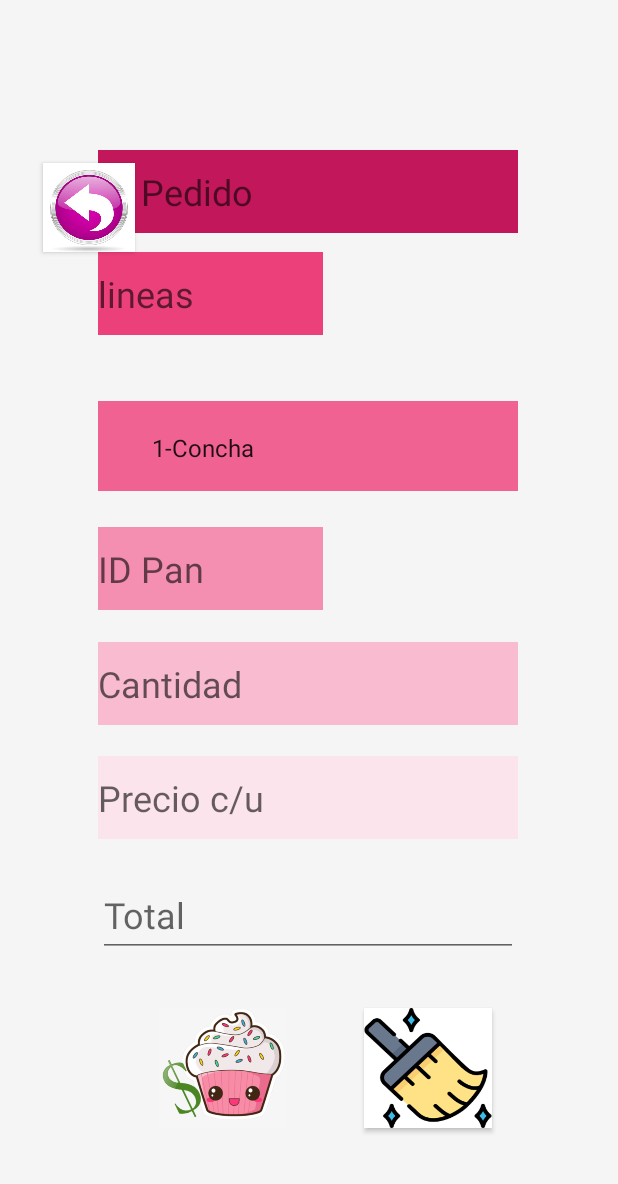
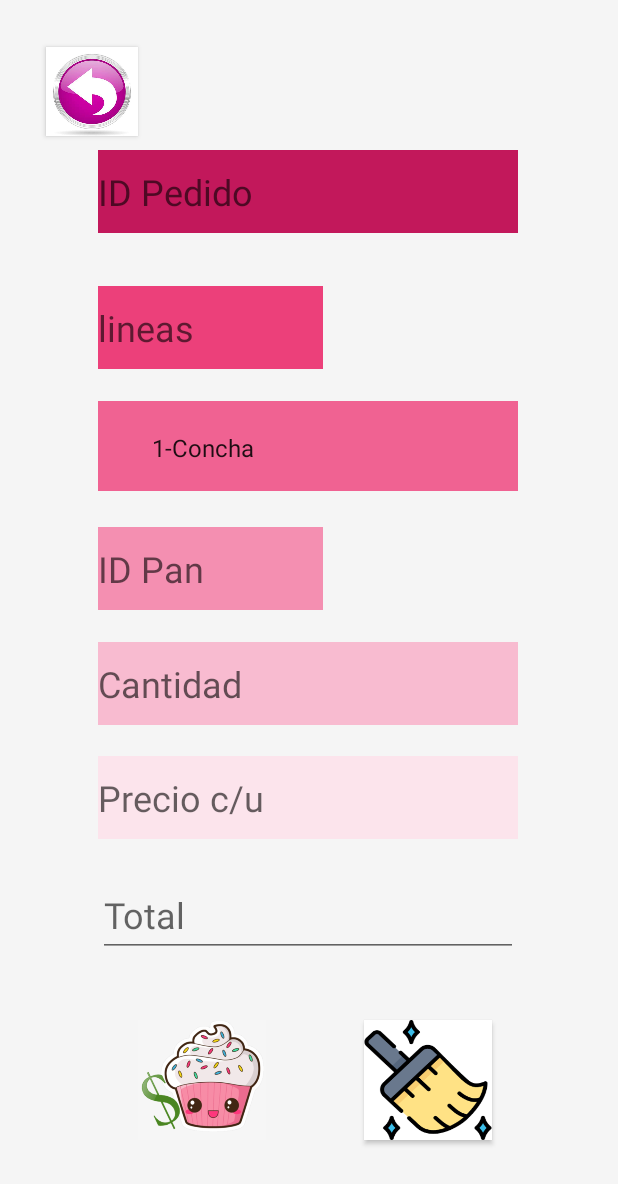
Before and after one commit to SandraGpe/BakerysRaul, an Android app: the lineasPed screen opened directly, with no data from a screen before it, on a phone screen of 412 x 824 dp. Shown: the top 1184 px of the screen. Run offline under Robolectric (Android 15) with nearby library versions, the light colour scheme and no system bars; our stand-ins replace Volley; network calls fail.

Commit message:
update 18

```diff
--- a/app/src/main/res/layout/activity_lineas_ped.xml
+++ b/app/src/main/res/layout/activity_lineas_ped.xml
@@ -28,16 +28,17 @@
         android:id="@+id/lineas"
         android:layout_width="150dp"
         android:layout_height="55dp"
-        android:layout_marginTop="168dp"
         android:background="#ec407a"
         android:ems="15"
         android:hint="lineas"
         android:inputType="textPersonName"
         android:textSize="24sp"
+        app:layout_constraintBottom_toBottomOf="parent"
         app:layout_constraintEnd_toEndOf="parent"
         app:layout_constraintHorizontal_bias="0.249"
         app:layout_constraintStart_toStartOf="parent"
-        app:layout_constraintTop_toTopOf="parent" />
+        app:layout_constraintTop_toTopOf="parent"
+        app:layout_constraintVertical_bias="0.248" />
 
     <Spinner
         android:id="@+id/spinner"
@@ -114,19 +115,21 @@
         android:id="@+id/Pedir"
         android:layout_width="85dp"
         android:layout_height="80dp"
-        android:layout_marginBottom="72dp"
+        android:layout_marginBottom="64dp"
         android:background="@drawable/s"
+        android:onClick="Agregar"
         app:layout_constraintBottom_toBottomOf="parent"
         app:layout_constraintEnd_toEndOf="parent"
-        app:layout_constraintHorizontal_bias="0.325"
+        app:layout_constraintHorizontal_bias="0.282"
         app:layout_constraintStart_toStartOf="parent" />
 
     <Button
         android:id="@+id/Borrar"
         android:layout_width="85dp"
         android:layout_height="80dp"
-        android:layout_marginBottom="72dp"
+        android:layout_marginBottom="64dp"
         android:background="@drawable/ss"
+        android:onClick="limpiar"
         app:layout_constraintBottom_toBottomOf="parent"
         app:layout_constraintEnd_toEndOf="parent"
         app:layout_constraintHorizontal_bias="0.742"
@@ -136,12 +139,13 @@
         android:id="@+id/regresar"
         android:layout_width="61dp"
         android:layout_height="59dp"
-        android:layout_marginBottom="656dp"
         android:background="@drawable/sss"
         android:onClick="regresar"
         app:layout_constraintBottom_toBottomOf="parent"
         app:layout_constraintEnd_toEndOf="parent"
-        app:layout_constraintHorizontal_bias="0.082"
-        app:layout_constraintStart_toStartOf="parent" />
+        app:layout_constraintHorizontal_bias="0.088"
+        app:layout_constraintStart_toStartOf="parent"
+        app:layout_constraintTop_toTopOf="parent"
+        app:layout_constraintVertical_bias="0.041" />
 
 </androidx.constraintlayout.widget.ConstraintLayout>
--- a/app/src/main/res/layout/activity_pedidos.xml
+++ b/app/src/main/res/layout/activity_pedidos.xml
@@ -88,7 +88,6 @@
         android:layout_alignParentStart="true"
         android:layout_alignParentBottom="true"
         android:layout_marginEnd="28dp"
-        android:layout_marginBottom="252dp"
         android:background="#11000000"
         android:ems="15"
         android:gravity="center"
@@ -97,7 +96,9 @@
         app:layout_constraintBottom_toBottomOf="parent"
         app:layout_constraintEnd_toEndOf="parent"
         app:layout_constraintHorizontal_bias="0.909"
-        app:layout_constraintStart_toEndOf="@+id/Mes" />
+        app:layout_constraintStart_toEndOf="@+id/Mes"
+        app:layout_constraintTop_toTopOf="parent"
+        app:layout_constraintVertical_bias="0.625" />
 
     <Button
         android:id="@+id/btnGuardar"
```
Also changed, not shown: app/src/main/java/com/example/bakerysraul/lineasPed.kt (+8 -0 lines).
